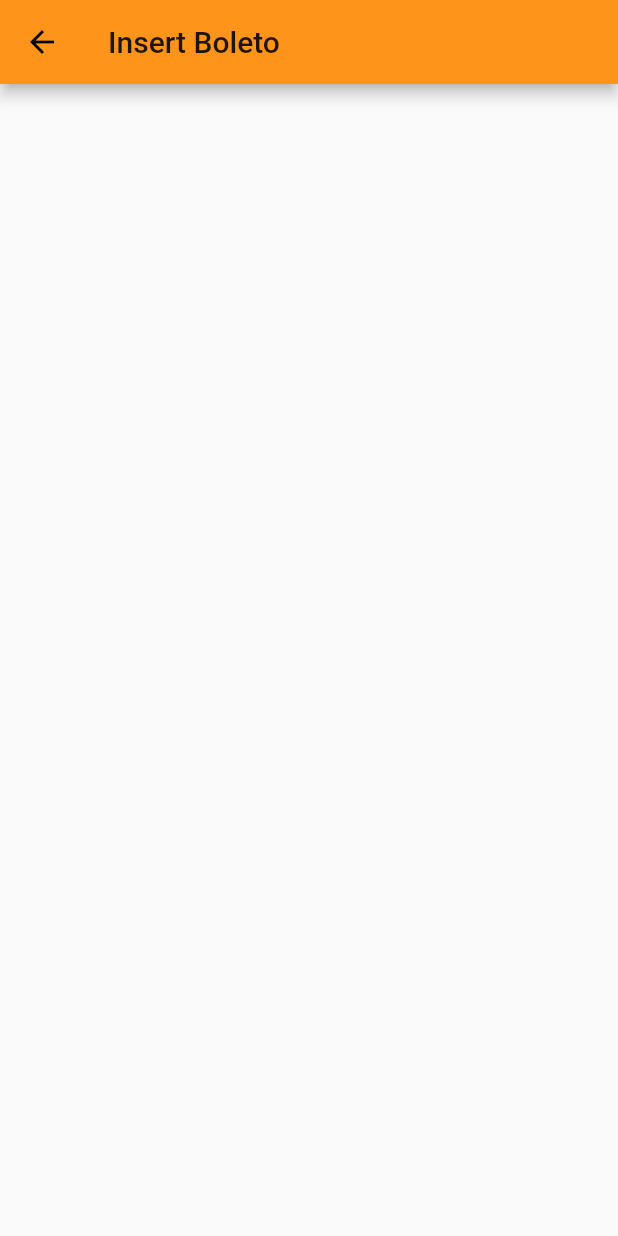
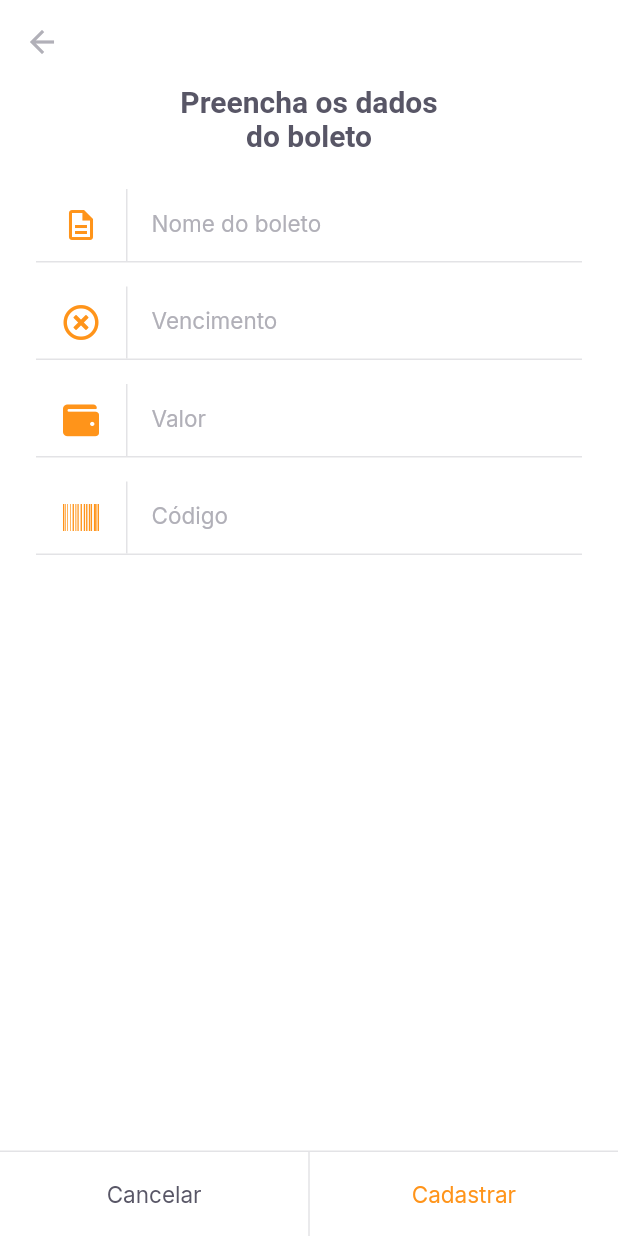
Before and after one commit to joaovitorcf97/payflow, a Flutter app: the HomePage screen opened by its route, after a tap on the "add box" icon, on a phone screen of 412 x 824 dp. Run offline on Flutter 3.47's test engine with Material 2 defaults, Android fonts, the phone set to English and light mode, and no system bars; our stand-ins replace camera, firebase_core, font_awesome_flutter, google_fonts, google_sign_in, image_picker and 1 more; missing offline and left inert: google_ml_kit; accounts and stored records are empty.

Commit message:
Criando tela de enserir dados do boleto

```diff
--- a/lib/modules/barcode_scanner/barcode_scanner_page.dart
+++ b/lib/modules/barcode_scanner/barcode_scanner_page.dart
@@ -14,14 +14,15 @@ class BarCodeScannerPage extends StatefulWidget {
 }
 
 class _BarCodeScannerPageState extends State<BarCodeScannerPage> {
-  final contrller = BarcodeScannerController();
+  final controller = BarcodeScannerController();
 
   @override
   void initState() {
-    contrller.getAvailableCameras();
-    contrller.statusNotifier.addListener(() {
-      if (contrller.status.hasBarcode) {
-        Navigator.pushReplacementNamed(context, '/insert_boleto');
+    controller.getAvailableCameras();
+    controller.statusNotifier.addListener(() {
+      if (controller.status.hasBarcode) {
+        Navigator.pushReplacementNamed(context, '/insert_boleto',
+            arguments: controller.status.barcode);
       }
     });
     super.initState();
@@ -29,7 +30,7 @@ class _BarCodeScannerPageState extends State<BarCodeScannerPage> {
 
   @override
   void dispose() {
-    contrller.dispose();
+    controller.dispose();
     super.dispose();
   }
 
@@ -43,11 +44,11 @@ class _BarCodeScannerPageState extends State<BarCodeScannerPage> {
       child: Stack(
         children: [
           ValueListenableBuilder<BarcodeScannerStatus>(
-            valueListenable: contrller.statusNotifier,
+            valueListenable: controller.statusNotifier,
             builder: (_, status, __) {
               if (status.showCamera) {
                 return Container(
-                  child: status.cameraController!.buildPreview(),
+                  child: controller.cameraController!.buildPreview(),
                 );
               } else {
                 return Container();
@@ -91,14 +92,16 @@ class _BarCodeScannerPageState extends State<BarCodeScannerPage> {
               ),
               bottomNavigationBar: SetLabelButtons(
                 primaryLabel: 'Inserir código do boleto',
-                primatyOnPressed: () {},
+                primatyOnPressed: () {
+                  Navigator.pushReplacementNamed(context, '/insert_boleto');
+                },
                 secondaryLabel: 'Adacionar da galeria',
                 secondaryOnPressed: () {},
               ),
             ),
           ),
           ValueListenableBuilder<BarcodeScannerStatus>(
-            valueListenable: contrller.statusNotifier,
+            valueListenable: controller.statusNotifier,
             builder: (_, status, __) {
               if (status.hasError) {
                 return ButtomSheetWidget(
@@ -107,10 +110,12 @@ class _BarCodeScannerPageState extends State<BarCodeScannerPage> {
                       'Tente escanear novamente ou digite o código do seu boleto.',
                   primaryLabel: 'Escanear novamente',
                   primatyOnPressed: () {
-                    contrller.getAvailableCameras();
+                    controller.scanWithCamera();
                   },
                   secondaryLabel: 'digitar código',
-                  secondaryOnPressed: () {},
+                  secondaryOnPressed: () {
+                    Navigator.pushReplacementNamed(context, '/insert_boleto');
+                  },
                 );
               } else {
                 return Container();
--- a/lib/modules/home/home_page.dart
+++ b/lib/modules/home/home_page.dart
@@ -77,7 +77,7 @@ class _HomePageState extends State<HomePage> {
             ),
             GestureDetector(
               onTap: () {
-                Navigator.pushNamed(context, '/barcode_scanner');
+                Navigator.pushNamed(context, '/insert_boleto');
               },
               child: Container(
                 height: 56,
--- a/lib/modules/insert_boleto/insert_boleto_page.dart
+++ b/lib/modules/insert_boleto/insert_boleto_page.dart
@@ -1,4 +1,9 @@
 import 'package:flutter/material.dart';
+import 'package:font_awesome_flutter/font_awesome_flutter.dart';
+import 'package:payflow/shared/themes/app_colors.dart';
+import 'package:payflow/shared/themes/app_text_styles.dart';
+import 'package:payflow/shared/widgets/input_text/input_text_widget.dart';
+import 'package:payflow/shared/widgets/set_label_buttons/set_label_buttons.dart';
 
 class InsertBoletoPage extends StatelessWidget {
   const InsertBoletoPage({Key? key}) : super(key: key);
@@ -6,8 +11,61 @@ class InsertBoletoPage extends StatelessWidget {
   @override
   Widget build(BuildContext context) {
     return Scaffold(
+      backgroundColor: AppColors.background,
       appBar: AppBar(
-        title: Text('Insert Boleto'),
+        backgroundColor: AppColors.background,
+        elevation: 0,
+        leading: BackButton(
+          color: AppColors.input,
+        ),
+      ),
+      body: Padding(
+        padding: const EdgeInsets.symmetric(horizontal: 24),
+        child: Column(
+          crossAxisAlignment: CrossAxisAlignment.center,
+          children: [
+            Padding(
+              padding: const EdgeInsets.symmetric(horizontal: 93),
+              child: Text(
+                'Preencha os dados do boleto',
+                style: TextStyles.titleBoldHeading,
+                textAlign: TextAlign.center,
+              ),
+            ),
+            SizedBox(
+              height: 24,
+            ),
+            InputTextWidget(
+              label: 'Nome do boleto',
+              icon: Icons.description_outlined,
+              onChanged: (value) {},
+            ),
+            InputTextWidget(
+              label: 'Vencimento',
+              icon: FontAwesomeIcons.timesCircle,
+              onChanged: (value) {},
+            ),
+            InputTextWidget(
+              label: 'Valor',
+              icon: FontAwesomeIcons.wallet,
+              onChanged: (value) {},
+            ),
+            InputTextWidget(
+              label: 'Código',
+              icon: FontAwesomeIcons.barcode,
+              onChanged: (value) {},
+            ),
+          ],
+        ),
+      ),
+      bottomNavigationBar: SetLabelButtons(
+        enableSecondaryColor: true,
+        primaryLabel: 'Cancelar',
+        primatyOnPressed: () {
+          Navigator.pop(context);
+        },
+        secondaryLabel: 'Cadastrar',
+        secondaryOnPressed: () {},
       ),
     );
   }
--- /dev/null
+++ b/lib/shared/widgets/input_text/input_text_widget.dart
@@ -0,0 +1,68 @@
+import 'package:flutter/material.dart';
+import 'package:payflow/shared/themes/app_colors.dart';
+import 'package:payflow/shared/themes/app_text_styles.dart';
+
+class InputTextWidget extends StatelessWidget {
+  final String label;
+  final IconData icon;
+  final String? initialValue;
+  final String? Function(String?)? validator;
+  final TextEditingController? controller;
+  final void Function(String value) onChanged;
+
+  const InputTextWidget({
+    Key? key,
+    required this.label,
+    required this.icon,
+    this.initialValue,
+    this.validator,
+    this.controller,
+    required this.onChanged,
+  }) : super(key: key);
+
+  @override
+  Widget build(BuildContext context) {
+    return Padding(
+      padding: const EdgeInsets.only(bottom: 16),
+      child: Column(
+        children: [
+          TextFormField(
+            controller: controller,
+            onChanged: onChanged,
+            initialValue: initialValue,
+            validator: validator,
+            style: TextStyles.input,
+            decoration: InputDecoration(
+              contentPadding: EdgeInsets.zero,
+              labelText: label,
+              labelStyle: TextStyles.input,
+              icon: Row(
+                mainAxisSize: MainAxisSize.min,
+                children: [
+                  Padding(
+                    padding: const EdgeInsets.symmetric(horizontal: 18),
+                    child: Icon(
+                      icon,
+                      color: AppColors.primary,
+                    ),
+                  ),
+                  Container(
+                    width: 1,
+                    height: 48,
+                    color: AppColors.stroke,
+                  ),
+                ],
+              ),
+              border: InputBorder.none,
+            ),
+          ),
+          Divider(
+            height: 1,
+            thickness: 1,
+            color: AppColors.stroke,
+          ),
+        ],
+      ),
+    );
+  }
+}
--- a/lib/shared/widgets/set_label_buttons/set_label_buttons.dart
+++ b/lib/shared/widgets/set_label_buttons/set_label_buttons.dart
@@ -10,6 +10,7 @@ class SetLabelButtons extends StatelessWidget {
   final String secondaryLabel;
   final VoidCallback secondaryOnPressed;
   final bool enablePrimaryColor;
+  final bool enableSecondaryColor;
 
   const SetLabelButtons({
     Key? key,
@@ -18,12 +19,23 @@ class SetLabelButtons extends StatelessWidget {
     required this.secondaryLabel,
     required this.secondaryOnPressed,
     this.enablePrimaryColor = false,
+    this.enableSecondaryColor = false,
   }) : super(key: key);
 
   @override
   Widget build(BuildContext context) {
     return Container(
-      color: AppColors.shape,
+      color: AppColors.background,
+      height: 57,
+      child: Column(
+        mainAxisSize: MainAxisSize.min,
+        children: [
+          Divider(
+            thickness: 1,
+            height: 1,
+            color: AppColors.stroke,
+          ),
+          Container(
             height: 56,
             child: Row(
               children: [
@@ -39,6 +51,11 @@ class SetLabelButtons extends StatelessWidget {
                   child: LabelButton(
                     label: secondaryLabel,
                     onPressed: secondaryOnPressed,
+                    style:
+                        enableSecondaryColor ? TextStyles.buttonPrimary : null,
+                  ),
+                ),
+              ],
             ),
           ),
         ],
--- a/pubspec.yaml
+++ b/pubspec.yaml
@@ -36,6 +36,7 @@ dependencies:
   google_ml_kit: ^0.7.0
   camera: ^0.8.1+7
   image_picker: ^0.8.3+2
+  font_awesome_flutter: ^9.1.0
 
 dev_dependencies:
   flutter_test:
```
Also changed, not shown: lib/modules/barcode_scanner/barcod_scanner_controller.dart (+20 -27 lines), lib/modules/barcode_scanner/barcode_scanner_status.dart (+6 -6 lines), pubspec.lock. Lines whose indentation alone changed are shown as unchanged.
